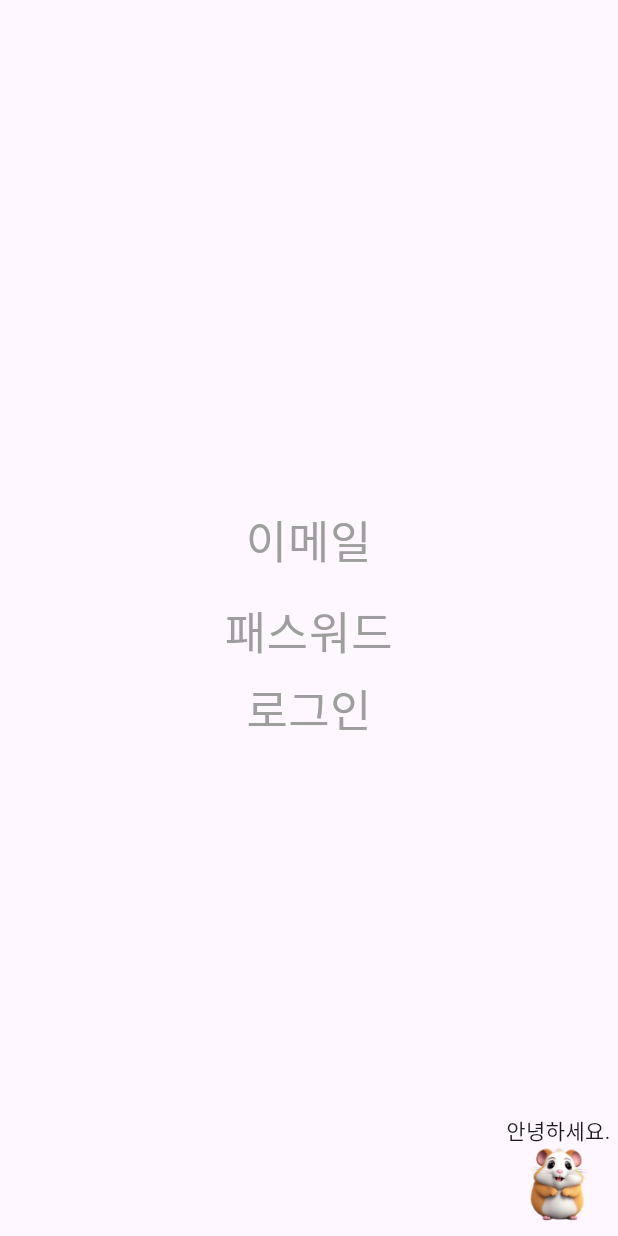
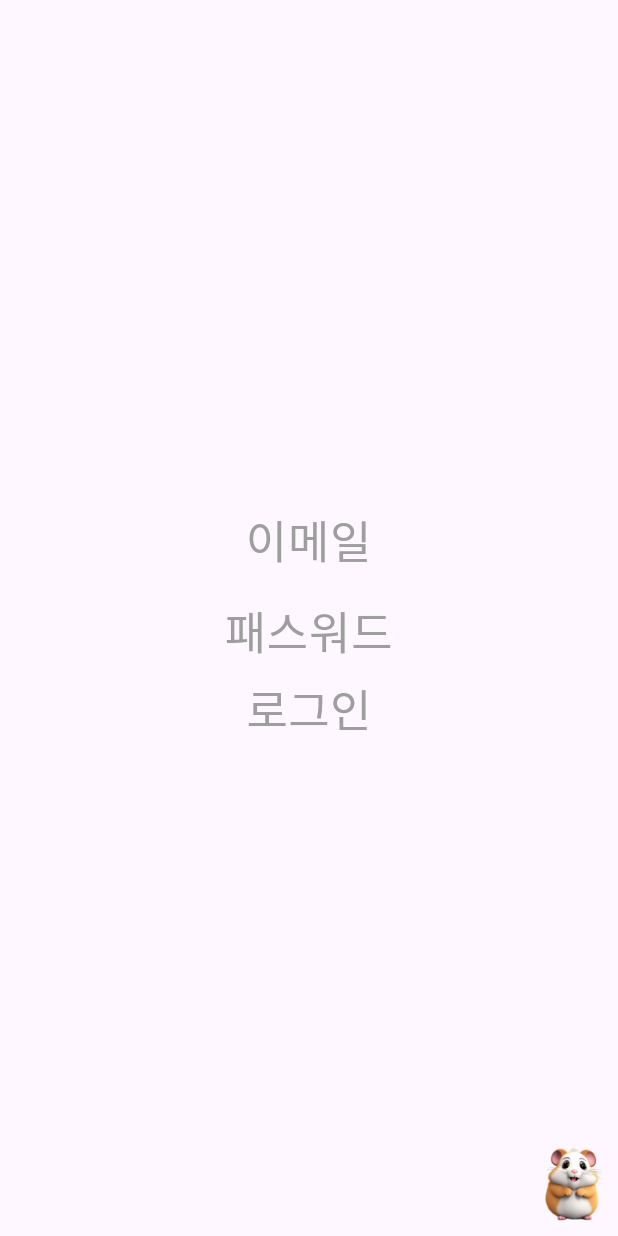
Before and after one commit to JellyStrong/likeAI, a Flutter app: the screen it shows after launch, after a tap on "로그인", on a phone screen of 412 x 824 dp. Run offline on Flutter 3.47's test engine with Material 3 defaults, Android fonts, the phone set to English and light mode, and no system bars; our stand-ins replace go_router; Roboto replaces fonts that are missing (chab).

```diff
--- a/lib/config/common.dart
+++ b/lib/config/common.dart
@@ -1,5 +1,8 @@
+import 'dart:async';
+
 import 'package:flutter/material.dart';
 import 'package:flutter/widgets.dart';
+import 'package:go_router/go_router.dart';
 
 class HelpAIPet extends StatelessWidget {
   final VoidCallback onpressed;
@@ -42,18 +45,18 @@ deviceSize(BuildContext context) {
   alert창
   */
 /* 알림 delay */
-Widget alertAiPet(String msg, int milliseconds) {
-  Future.delayed(
-    Duration(milliseconds: milliseconds),
-    () {
-      print("하하");
-    },
-  );
-  return Column(
-    children: [
-      Text(msg),
-    ],
-  );
+alertAiPet(String msg, int milliseconds) {
+  Timer(Duration(milliseconds: milliseconds), () {
+    Column(
+      children: [
+        Text(msg),
+      ],
+    );
+  });
+}
+
+Future<bool> sadasd() async {
+  return Future.delayed(Duration(microseconds: 3000)).then((value) => true);
 }
 
 /* 확인 */
@@ -74,10 +77,10 @@ Widget alertAiPet2(String msg) {
   ]);
 }
 
-Widget chips(String label, Color textColor, Color backColor) {
+Widget menuAipet(String label, Color textColor, Color backColor, BuildContext context, String router) {
   return GestureDetector(
     onTap: () {
-      print("sad");
+      context.go(router);
     },
     child: Chip(
       label: Text(
@@ -87,7 +90,7 @@ Widget chips(String label, Color textColor, Color backColor) {
       backgroundColor: backColor,
       elevation: 3.0,
       shadowColor: Colors.grey,
-      shape: RoundedRectangleBorder(
+      shape: const RoundedRectangleBorder(
         side: BorderSide(color: Color(0x00FFFFFF)),
         borderRadius: BorderRadius.all(
           Radius.circular(17),
--- a/lib/main.dart
+++ b/lib/main.dart
@@ -1,6 +1,5 @@
-import 'dart:collection';
-
 import 'package:flutter/material.dart';
+import 'package:likeai/config/route.dart';
 import 'package:likeai/page/aiPet/aiPet_controller.dart';
 import 'package:likeai/page/aiPet/aipet_view.dart';
 import 'package:likeai/page/login/login_view.dart';
@@ -10,15 +9,16 @@ void main() {
   runApp(ChangeNotifierProvider(create: (_) => AiPetController(), child: const MyApp()));
 }
 
+//라우터
+MyRouter _myRouter = MyRouter();
+
 class MyApp extends StatelessWidget {
   const MyApp({super.key});
-
-  // This widget is the root of your application.
   @override
   Widget build(BuildContext context) {
-    return const MaterialApp(home: MyWidget()
-        //Login(),
-        );
+    return MaterialApp.router(
+      routerConfig: _myRouter.router,
+    );
   }
 }
 
--- a/lib/page/aiPet/aiPet_controller.dart
+++ b/lib/page/aiPet/aiPet_controller.dart
@@ -37,8 +37,8 @@ class AiPetController extends ChangeNotifier {
     notifyListeners();
   }
 
-  void showAlertAiPet() {
-    _model.alertAiPetMessage();
+  void showAlertAiPet(bool show) {
+    _model.alertAiPetMessage(show);
     notifyListeners();
   }
 }
--- a/lib/page/aiPet/aiPet_model.dart
+++ b/lib/page/aiPet/aiPet_model.dart
@@ -15,6 +15,8 @@
 //   }
 // }
 
+import 'dart:async';
+
 class Model {
   bool _menuAiPetVal = false;
   bool _alertAiPetVal = false;
@@ -30,7 +32,18 @@ class Model {
 //AIPet Alert
 //delay 3초
 //확인,취소
-  bool alertAiPetMessage() {
-    return _alertAiPetVal = !_alertAiPetVal;
+  bool alertAiPetMessage(bool show) {
+    _alertAiPetVal = show;
+
+    print(_alertAiPetVal);
+
+    // Future.delayed(Duration(seconds: 1), () async {
+    //   print(milliseconds);
+    //   _alertAiPetVal = false;
+    //   print(_alertAiPetVal);
+
+    // });
+    print(">>>>>>>>   ${show}");
+    return _alertAiPetVal;
   }
 }
--- a/lib/page/aiPet/aipet_view.dart
+++ b/lib/page/aiPet/aipet_view.dart
@@ -4,24 +4,18 @@ import 'package:likeai/page/aiPet/aiPet_controller.dart';
 import 'package:provider/provider.dart';
 
 Widget aiPet(BuildContext context) {
-  Size size = MediaQuery.of(context).size;
-  size.width;
-  size.height;
   AiPetController? controller;
   controller = Provider.of<AiPetController>(context, listen: false);
-
-  List<String> menuItem = <String>["회원가입", "정보찾기", "도움말"];
 
   return Positioned(
     bottom: 10,
     right: 5,
     child: Column(
+      crossAxisAlignment: CrossAxisAlignment.end,
       children: [
-        //말풍선 디폴트값 flasa;
         Consumer<AiPetController>(builder: (context, value, child) {
           return Visibility(visible: controller!.alertAiPetVal, child: Text("안녕하세요."));
         }),
-        //Consumer<>(builder: ),
         Row(
           children: [
             Consumer<AiPetController>(builder: (context, value, child) {
@@ -41,26 +35,13 @@ Widget aiPet(BuildContext context) {
                         spacing: 10, //상하(좌우)공간
                         runSpacing: 10, //좌우(상하)공간
                         children: [
-                          chips("회원가입", Colors.white, Colors.yellow),
-                          chips("계정찾기", Colors.white, Colors.orange),
-                          chips("도움", Colors.white, Colors.blue),
-                          chips("도움", Colors.white, Colors.blue),
-                          chips("도움", Colors.white, Colors.blue),
-                          chips("도움", Colors.white, Colors.blue),
+                          menuAipet("회원가입", Colors.white, Colors.yellow, context, "/join"),
+                          menuAipet("계정찾기", Colors.white, Colors.orange, context, "/find"),
+                          menuAipet("도움", Colors.white, Colors.blue, context, "/help"),
+                          menuAipet("도움", Colors.white, Colors.blue, context, ""),
                         ],
                       ),
                     ),
-
-                    // child: ListView.builder(
-                    //   scrollDirection: Axis.horizontal,
-                    //   itemCount: menuItem.length,
-                    //   itemBuilder: (BuildContext context, int index) {
-                    //     print(index);
-                    //     return Text(
-                    //       menuItem[index],
-                    //     );
-                    //   },
-                    // ),
                   ),
                 ),
               );
--- a/lib/page/login/login_view.dart
+++ b/lib/page/login/login_view.dart
@@ -2,8 +2,9 @@
 // import 'package:app1/common/message.dart';
 // import 'package:app1/style/font.dart';
 // import 'package:go_router/go_router.dart';
+import 'dart:async';
+
 import 'package:flutter/material.dart';
-import 'package:likeai/config/common.dart';
 import 'package:likeai/config/font.dart';
 import 'package:likeai/page/aiPet/aiPet_controller.dart';
 import 'package:provider/provider.dart';
@@ -126,7 +127,12 @@ class _LoginState extends State<Login> {
 
                 InkWell(
                   onTap: () {
-                    controller?.showAlertAiPet();
+                    controller?.showAlertAiPet(true);
+                    Timer(Duration(seconds: 1), () {
+                      //_alertAiPetVal = false;
+
+                      controller?.showAlertAiPet(false);
+                    });
 
                     /*  if (_emailController.text.length <= 0 || _pwController.text.length <= 0) {
                       //이메일 또는 패스워드에 값이 없으면
```
Also changed, not shown: lib/config/route.dart (+21 -18 lines), lib/page/join/join_view.dart (added, +23 -0 lines), lib/page/join/join_controller.dart (added), lib/page/join/join_model.dart (added).
